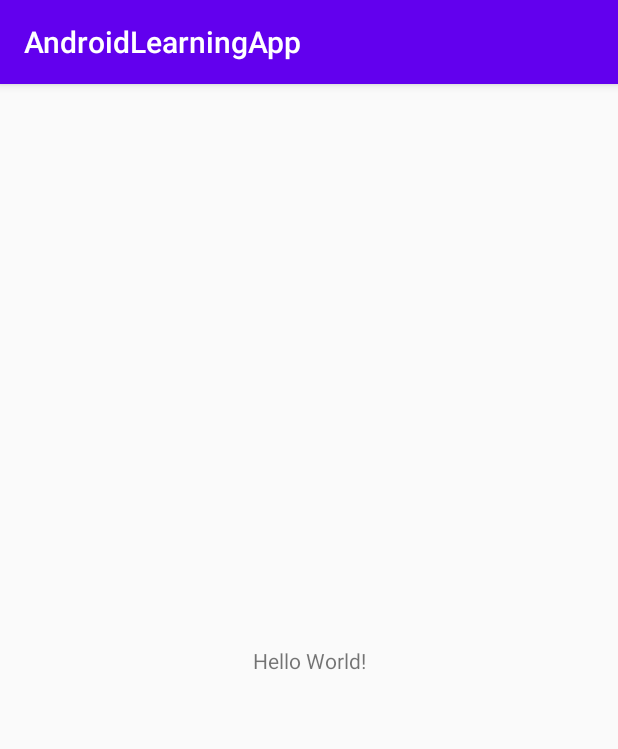
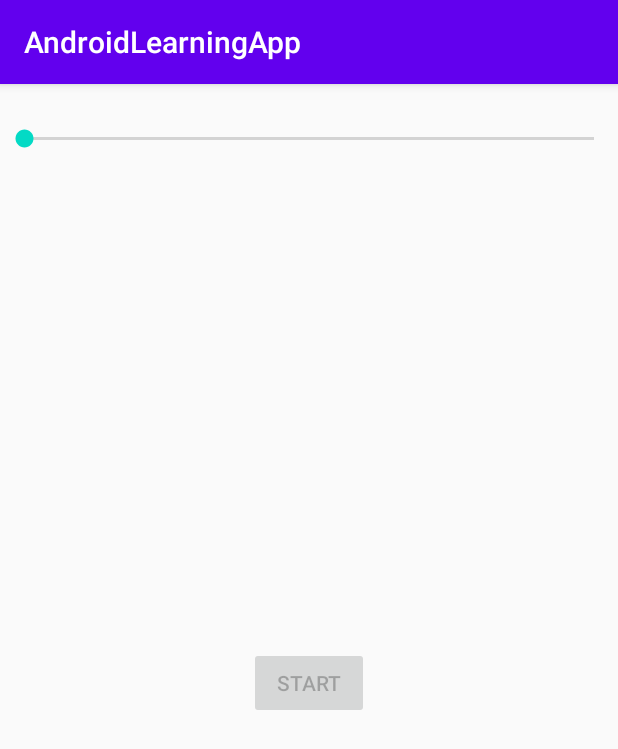
Before and after one commit to loganathan-s/AndroidLearningApp, an Android app: the screen it shows after launch (MainActivity), on a phone screen of 412 x 824 dp. Shown: the top 749 px of the screen. Run offline under Robolectric (Android 15) with nearby library versions, the light colour scheme and no system bars.

Commit message:
Timer demo completed

```diff
--- a/app/src/main/java/com/example/androidlearningapp/MainActivity.java
+++ b/app/src/main/java/com/example/androidlearningapp/MainActivity.java
@@ -1,14 +1,96 @@
 package com.example.androidlearningapp;
 
+import androidx.annotation.RequiresApi;
 import androidx.appcompat.app.AppCompatActivity;
 
+import android.content.Context;
+import android.icu.text.SimpleDateFormat;
+import android.os.Build;
 import android.os.Bundle;
+import android.os.CountDownTimer;
+import android.util.Log;
+import android.view.Gravity;
+import android.view.View;
+import android.widget.Button;
+import android.widget.SeekBar;
+import android.widget.TextView;
+
+import java.util.Date;
+import java.util.Locale;
+import java.util.concurrent.TimeUnit;
 
 public class MainActivity extends AppCompatActivity {
+    private TextView timerView;
+    private Button timerButton;
+    private int alarmTime;
+    private boolean timerActive = false;
+    private AlarmTimer alarmTimer;
+    private CountDownTimer countDownTimer;
+    private Context appContext;
 
     @Override
     protected void onCreate(Bundle savedInstanceState) {
         super.onCreate(savedInstanceState);
         setContentView(R.layout.activity_main);
+
+        final SeekBar seekBar = (SeekBar) findViewById(R.id.seekBar);
+        seekBar.setMax(1800);
+
+        timerView = (TextView) findViewById(R.id.timerView);
+        timerView.setGravity(Gravity.CENTER);
+
+        timerButton = (Button) findViewById(R.id.timerButton);
+        timerButton.setText("Start");
+        timerButton.setEnabled(false);
+        alarmTimer = new AlarmTimer();
+        appContext = getApplicationContext();
+        seekBar.setOnSeekBarChangeListener(new SeekBar.OnSeekBarChangeListener() {
+            @Override
+            public void onProgressChanged(SeekBar seekBar, int progress, boolean fromUser) {
+                int millisUntilFinished = (progress * 1000);
+                if (millisUntilFinished > 0) {
+                    String text = String.format(Locale.getDefault(), "%02d:%02d",
+                            TimeUnit.MILLISECONDS.toMinutes(millisUntilFinished) % 60,
+                            TimeUnit.MILLISECONDS.toSeconds(millisUntilFinished) % 60);
+                    timerView.setText(text);
+                    timerButton.setEnabled(true);
+                } else if (timerActive) {
+                    timerActive = false;
+                }
+            }
+
+            @Override
+            public void onStartTrackingTouch(SeekBar seekBar) {
+
+            }
+
+            @Override
+            public void onStopTrackingTouch(SeekBar seekBar) {
+
+            }
+        });
+
+        timerButton.setOnClickListener(new View.OnClickListener() {
+            CountDownTimer countdownTimer = null;
+            @RequiresApi(api = Build.VERSION_CODES.N)
+            @Override
+            public void onClick(View v) {
+                if (!timerActive) {
+                    alarmTime = seekBar.getProgress();
+                    countdownTimer = alarmTimer.startTimer(alarmTime, 0, timerView, seekBar, timerButton, appContext);
+                    countdownTimer.start();
+                    timerButton.setText("Stop");
+                    seekBar.setEnabled(false);
+                    timerActive = true;
+                } else if (countdownTimer !=null) {
+                        countdownTimer.cancel();
+                        timerActive = false;
+                        seekBar.setProgress(0);
+                        seekBar.setEnabled(true);
+                        timerView.setText("00:00");
+                        timerButton.setText("Start");
+                }
+            }
+        });
     }
 }
--- a/app/src/main/res/layout/activity_main.xml
+++ b/app/src/main/res/layout/activity_main.xml
@@ -6,13 +6,41 @@
     android:layout_height="match_parent"
     tools:context=".MainActivity">
 
-    <TextView
+    <SeekBar
+        android:id="@+id/seekBar"
+        android:layout_width="match_parent"
+        android:layout_height="wrap_content"
+        app:layout_constraintBottom_toTopOf="@+id/linearLayout"
+        app:layout_constraintEnd_toEndOf="parent"
+        app:layout_constraintHorizontal_bias="0.0"
+        app:layout_constraintStart_toStartOf="parent"
+        app:layout_constraintTop_toTopOf="parent"
+        app:layout_constraintVertical_bias="0.083" />
+
+    <LinearLayout
+        android:id="@+id/linearLayout"
         android:layout_width="wrap_content"
         android:layout_height="wrap_content"
-        android:text="Hello World!"
+        android:layout_centerHorizontal="true"
+        android:layout_centerVertical="true"
+        android:layout_gravity="center_vertical"
+        android:orientation="vertical"
         app:layout_constraintBottom_toBottomOf="parent"
-        app:layout_constraintLeft_toLeftOf="parent"
-        app:layout_constraintRight_toRightOf="parent"
-        app:layout_constraintTop_toTopOf="parent" />
+        app:layout_constraintEnd_toEndOf="parent"
+        app:layout_constraintStart_toStartOf="parent"
+        app:layout_constraintTop_toTopOf="parent">
 
+        <TextView
+            android:id="@+id/timerView"
+            android:layout_width="80dp"
+            android:layout_height="wrap_content"
+            android:padding="5dp"
+            android:textColor="#1FB5C8" />
+
+        <Button
+            android:id="@+id/timerButton"
+            android:layout_width="match_parent"
+            android:layout_height="wrap_content" />
+
+    </LinearLayout>
 </androidx.constraintlayout.widget.ConstraintLayout>
```
Also changed, not shown: app/src/main/java/com/example/androidlearningapp/AlarmTimer.java (added, +47 -0 lines), 1 other file.
